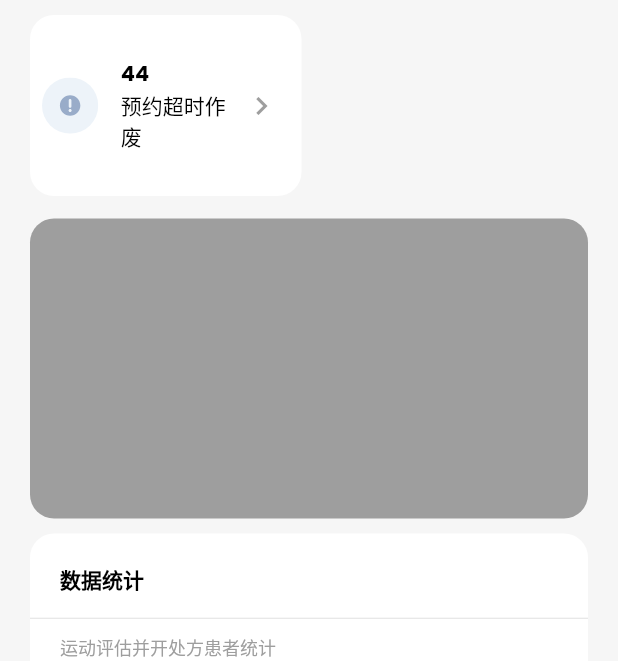
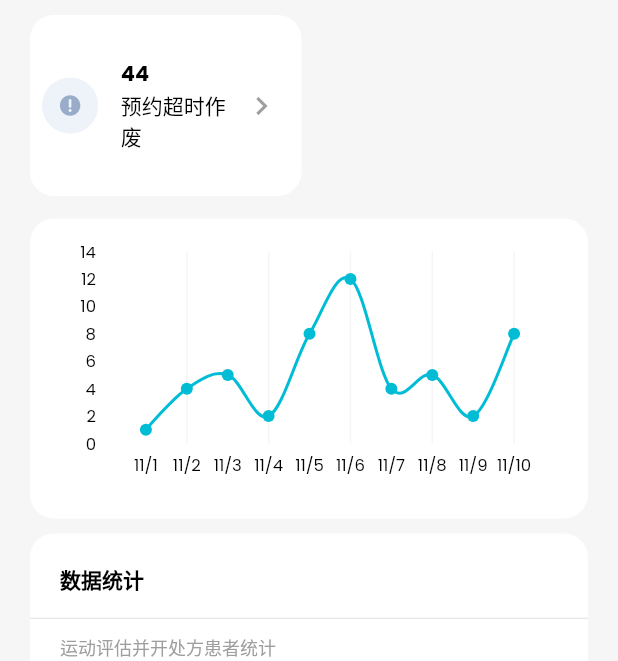
Before and after one commit to LamesSY/cardiac_rehabiliation, a Flutter app: the screen it shows after launch, on a phone screen of 412 x 824 dp, the part 575-1236 px from its top. Run offline on Flutter 3.47's test engine with Material 2 defaults, Android fonts, the phone set to English and light mode, and no system bars; drawn by our look-alikes of fl_chart; our stand-ins replace flutter_svg, google_fonts; network calls fail.

Commit message:
完成折线图

```diff
--- a/lib/pages/components/gender_distribution_pie_chart.dart
+++ b/lib/pages/components/gender_distribution_pie_chart.dart
@@ -11,6 +11,7 @@ class GenderDistribution extends StatelessWidget {
   @override
   Widget build(BuildContext context) {
     return Container(
+      height: 250,
       decoration: cirBoxDecoration(radius: 16, color: Colors.white),
       child: Column(
         crossAxisAlignment: CrossAxisAlignment.start,
@@ -29,31 +30,31 @@ class GenderDistribution extends StatelessWidget {
           Divider(color: Colors.grey.shade300, height: 1),
           const SizedBox(height: 20),
           Row(
-            mainAxisAlignment: MainAxisAlignment.start,
+            mainAxisAlignment: MainAxisAlignment.center,
             crossAxisAlignment: CrossAxisAlignment.center,
             children: [
               Container(
                 padding:
                     const EdgeInsets.symmetric(horizontal: 30, vertical: 40),
-                height: 120,
-                width: 120,
+                height: 100,
+                width: 100,
                 child: PieChart(
                   PieChartData(
                     sectionsSpace: 0,
-                    centerSpaceRadius: 30,
+                    centerSpaceRadius: 40,
                     startDegreeOffset: -90,
                     sections: [
                       PieChartSectionData(
                         color: Colors.blue,
                         value: 66,
                         showTitle: false,
-                        radius: 10,
+                        radius: 13,
                       ),
                       PieChartSectionData(
                         color: Colors.pink.shade100,
                         value: 34,
                         showTitle: false,
-                        radius: 10,
+                        radius: 13,
                       ),
                     ],
                   ),
@@ -61,8 +62,23 @@ class GenderDistribution extends StatelessWidget {
               ),
               Column(
                 children: [
-                  Text("男性 66%"),
-                  Text("女性 34%"),
+                  const Chip(
+                    label: Text("男性 66%"),
+                    backgroundColor: Colors.white,
+                    avatar: CircleAvatar(
+                      backgroundColor: Colors.blue,
+                      radius: 8,
+                    ),
+                  ),
+                  const SizedBox(height: 20),
+                  Chip(
+                    label: const Text("女性 34%"),
+                    backgroundColor: Colors.white,
+                    avatar: CircleAvatar(
+                      backgroundColor: Colors.pink.shade100,
+                      radius: 8,
+                    ),
+                  ),
                 ],
               ),
               const SizedBox(width: 15)
--- a/lib/pages/components/reception_line_chart.dart
+++ b/lib/pages/components/reception_line_chart.dart
@@ -1,3 +1,4 @@
+import 'package:fl_chart/fl_chart.dart';
 import 'package:flutter/material.dart';
 
 import '../../constants.dart';
@@ -10,6 +11,55 @@ class ReceptionLineChart extends StatelessWidget {
   @override
   Widget build(BuildContext context) {
     return Container(
-        decoration: cirBoxDecoration(radius: 16, color: Colors.grey));
+      padding: const EdgeInsets.all(22),
+      decoration: cirBoxDecoration(radius: 16, color: Colors.white),
+      child: LineChart(
+        LineChartData(
+          minX: 0,
+          maxX: 11,
+          maxY: 14,
+          minY: 0,
+          gridData: FlGridData(
+            show: true,
+            drawVerticalLine: true,
+            getDrawingVerticalLine: (value) => value % 2 == 0
+                ? FlLine(color: Colors.grey.withOpacity(0.1), strokeWidth: 1)
+                : FlLine(color: Colors.red.withOpacity(0.1), strokeWidth: 0),
+            getDrawingHorizontalLine: (value) =>
+                FlLine(color: Colors.transparent, strokeWidth: 0),
+          ),
+          titlesData: FlTitlesData(
+            show: true,
+            rightTitles: SideTitles(showTitles: false),
+            topTitles: SideTitles(showTitles: false),
+            leftTitles: SideTitles(showTitles: true, interval: 2),
+            bottomTitles: SideTitles(
+              interval: 1,
+              showTitles: true,
+              getTitles: (value) =>
+                  value > 0 && value < 11 ? "11/${value.toInt()}" : "",
+            ),
+          ),
+          borderData: FlBorderData(show: false),
+          lineBarsData: [
+            LineChartBarData(
+              isCurved: true,
+              spots: [
+                FlSpot(1, 1),
+                FlSpot(2, 4),
+                FlSpot(3, 5),
+                FlSpot(4, 2),
+                FlSpot(5, 8),
+                FlSpot(6, 12),
+                FlSpot(7, 4),
+                FlSpot(8, 5),
+                FlSpot(9, 2),
+                FlSpot(10, 8),
+              ],
+            ),
+          ],
+        ),
+      ),
+    );
   }
 }
--- a/lib/pages/components/sport_access_data_statis.dart
+++ b/lib/pages/components/sport_access_data_statis.dart
@@ -10,9 +10,11 @@ class DataStatistics extends StatelessWidget {
   @override
   Widget build(BuildContext context) {
     return Container(
+      height: 250,
       margin: const EdgeInsets.only(bottom: 10),
       decoration: cirBoxDecoration(radius: 16),
       child: Column(
+        //mainAxisSize: MainAxisSize.min,
         crossAxisAlignment: CrossAxisAlignment.start,
         children: [
           const Padding(
@@ -38,34 +40,36 @@ class DataStatistics extends StatelessWidget {
               style: TextStyle(fontSize: 12, color: Colors.grey),
             ),
           ),
-          GridView.count(
-            physics: NeverScrollableScrollPhysics(),
-            crossAxisSpacing: 2,
-            shrinkWrap: true,
-            childAspectRatio: 2,
-            crossAxisCount: 2,
+          Expanded(
+            child: Row(
+              mainAxisAlignment: MainAxisAlignment.spaceAround,
               children: [
                 Column(
-                mainAxisAlignment: MainAxisAlignment.center,
-                mainAxisSize: MainAxisSize.min,
-                children: [Text("2"), Text("今日")],
+                  mainAxisAlignment: MainAxisAlignment.spaceBetween,
+                  children: const [
+                    Spacer(),
+                    Text("0", style: TextStyle(fontWeight: FontWeight.bold)),
+                    Text("今日"),
+                    Spacer(),
+                    Text("86", style: TextStyle(fontWeight: FontWeight.bold)),
+                    Text("近7日"),
+                    Spacer(),
+                  ],
                 ),
                 Column(
-                mainAxisAlignment: MainAxisAlignment.center,
-                mainAxisSize: MainAxisSize.min,
-                children: [Text("14"), Text("昨日")],
-              ),
-              Column(
-                mainAxisAlignment: MainAxisAlignment.center,
-                mainAxisSize: MainAxisSize.min,
-                children: [Text("76"), Text("近7日")],
-              ),
-              Column(
-                mainAxisAlignment: MainAxisAlignment.center,
-                mainAxisSize: MainAxisSize.min,
-                children: [Text("5521"), Text("累计")],
+                  mainAxisAlignment: MainAxisAlignment.spaceBetween,
+                  children: const [
+                    Spacer(),
+                    Text("17", style: TextStyle(fontWeight: FontWeight.bold)),
+                    Text("昨日"),
+                    Spacer(),
+                    Text("785", style: TextStyle(fontWeight: FontWeight.bold)),
+                    Text("累计"),
+                    Spacer(),
+                  ],
                 ),
               ],
+            ),
           ),
         ],
       ),
--- a/lib/pages/work_bench/sport_access.dart
+++ b/lib/pages/work_bench/sport_access.dart
@@ -24,7 +24,7 @@ class SportAccess extends StatelessWidget {
               Row(
                 mainAxisAlignment: MainAxisAlignment.spaceBetween,
                 children: [
-                  Text(
+                  const Text(
                     "部门名称",
                     style: TextStyle(fontWeight: FontWeight.w600, fontSize: 16),
                   ),
@@ -34,7 +34,7 @@ class SportAccess extends StatelessWidget {
                     child: Padding(
                       padding: const EdgeInsets.all(5),
                       child: Row(
-                        children: [
+                        children: const [
                           Text(
                             "日期: 2021年11月30日",
                             style: TextStyle(color: Colors.grey, fontSize: 14),
@@ -58,14 +58,14 @@ class SportAccess extends StatelessWidget {
               const SizedBox(height: defaultPadding),
               if (Responsive.isMobile(context))
                 Container(
-                  margin: const EdgeInsets.only(bottom: 10),
-                  decoration: cirBoxDecoration(radius: 16, color: Colors.grey),
-                  height: 200,
-                ),
+                    margin: EdgeInsets.only(bottom: 10),
+                    height: 200,
+                    child: ReceptionLineChart()),
               if (Responsive.isMobile(context)) DataStatistics(),
               if (Responsive.isMobile(context)) GenderDistribution(),
               if (!Responsive.isMobile(context))
-                SizedBox(
+                Container(
+                  margin: const EdgeInsets.only(top: 40),
                   height: 500,
                   child: Row(
                     children: [
@@ -76,15 +76,11 @@ class SportAccess extends StatelessWidget {
                       const SizedBox(width: defaultPadding),
                       Expanded(
                         flex: 10,
-                        child: Container(
-                          decoration: cirBoxDecoration(
-                              radius: 16, color: dashBoardBgColor),
-                          child: Column(
-                            children: const [
-                              DataStatistics(),
-                              Expanded(child: GenderDistribution())
-                            ],
-                          ),
+                        child: Column(
+                          children: const [
+                            Expanded(flex: 1, child: DataStatistics()),
+                            Expanded(flex: 1, child: GenderDistribution())
+                          ],
                         ),
                       )
                     ],
```
Also changed, not shown: pubspec.lock. Lines whose indentation alone changed are shown as unchanged.
